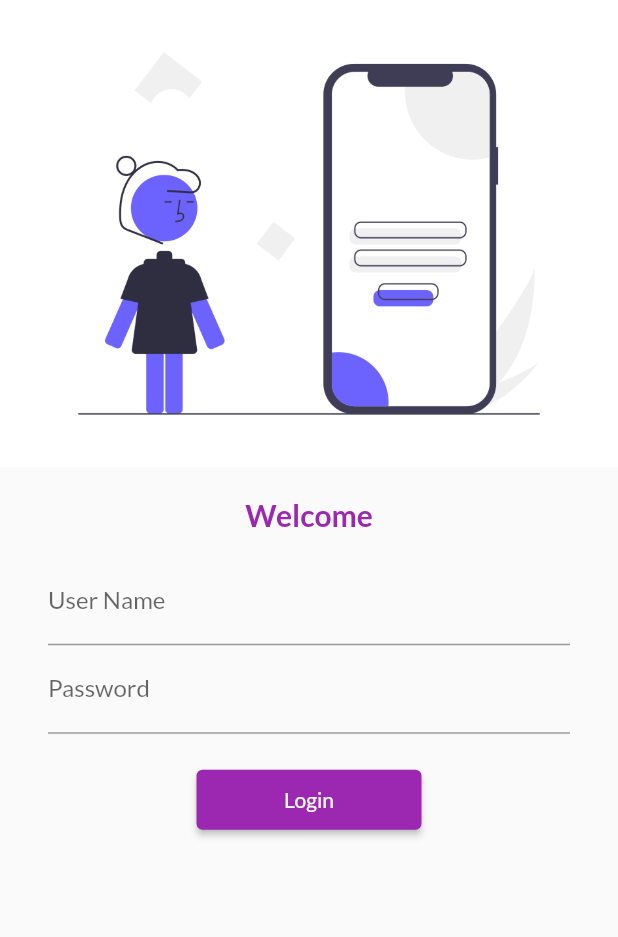
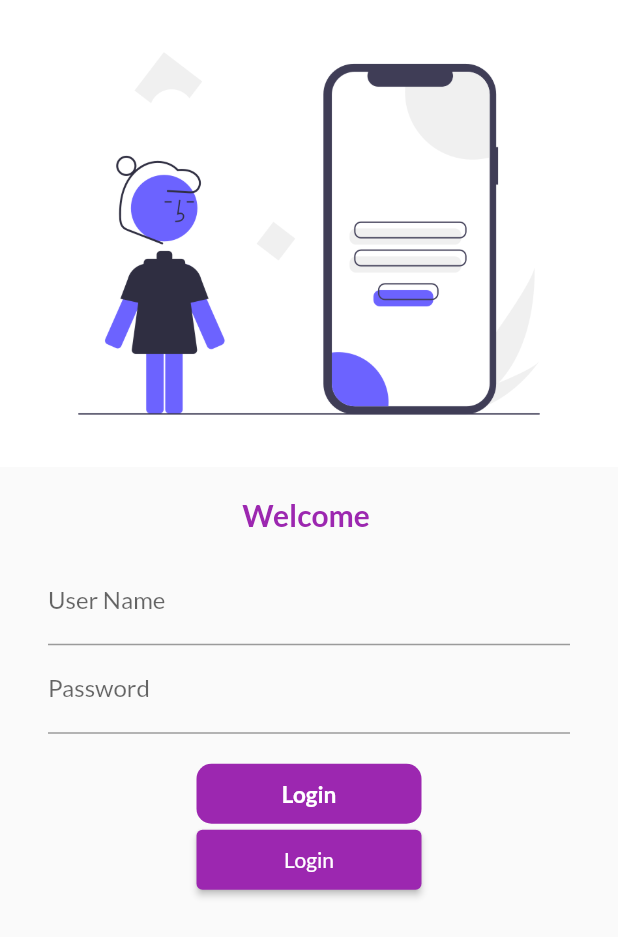
Before and after one commit to Priyanka1105/30DaysOfFlutter, a Flutter app: the screen it shows after launch, on a phone screen of 412 x 824 dp. Shown: the top 937 px of the screen. Run offline on Flutter 3.47's test engine with Material 2 defaults, Android fonts, the phone set to English and light mode, and no system bars; our stand-ins replace google_fonts.

Commit message:
Day 6 with Animation

```diff
--- a/lib/pages/login_page.dart
+++ b/lib/pages/login_page.dart
@@ -1,7 +1,15 @@
 import 'package:flutter/material.dart';
 import 'package:flutter_catalog/utils/routes.dart';
 
-class LoginPage extends StatelessWidget {
+class LoginPage extends StatefulWidget {
+  @override
+  State<LoginPage> createState() => _LoginPageState();
+}
+
+class _LoginPageState extends State<LoginPage> {
+  String name = '';
+  bool changeButton = false;
+
   @override
   Widget build(BuildContext context) {
     return Material(
@@ -16,7 +24,7 @@ class LoginPage extends StatelessWidget {
             height: 20,
           ),
           Text(
-            "Welcome",
+            "Welcome $name",
             style: TextStyle(
               fontSize: 20,
               color: Colors.purple,
@@ -28,12 +36,21 @@ class LoginPage extends StatelessWidget {
             child: Column(
               children: [
                 TextFormField(
+                  onChanged: (value) {
+                    setState(() {
+                      name = value;
+                    });
+                    name = value;
+                  },
                   decoration: InputDecoration(
                     hintText: "Enter User Name",
                     labelText: "User Name",
                   ),
                 ),
                 TextFormField(
+                  onChanged: (value) {
+                    print(value);
+                  },
                   obscureText: true,
                   decoration: InputDecoration(
                     hintText: "Enter Password",
@@ -42,6 +59,37 @@ class LoginPage extends StatelessWidget {
                 ),
                 SizedBox(
                   height: 20,
+                ),
+                InkWell(
+                  onTap: () async {
+                    setState(() {
+                      changeButton = true;
+                    });
+                    await Future.delayed(Duration(seconds: 1));
+                    Navigator.pushNamed(context, MyRoutes.homeRoute);
+                  },
+                  child: AnimatedContainer(
+                    duration: Duration(seconds: 1),
+                    alignment: Alignment.center,
+                    child: changeButton
+                        ? Icon(
+                            Icons.done,
+                            color: Colors.white,
+                          )
+                        : Text(
+                            "Login",
+                            style: TextStyle(
+                                color: Colors.white,
+                                fontWeight: FontWeight.bold,
+                                fontSize: 15),
+                          ),
+                    height: 40,
+                    width: changeButton ? 50 : 150,
+                    decoration: BoxDecoration(
+                      borderRadius: BorderRadius.circular(10),
+                      color: Colors.purple,
+                    ),
+                  ),
                 ),
                 ElevatedButton(
                     style: TextButton.styleFrom(minimumSize: Size(150, 40)),
```
